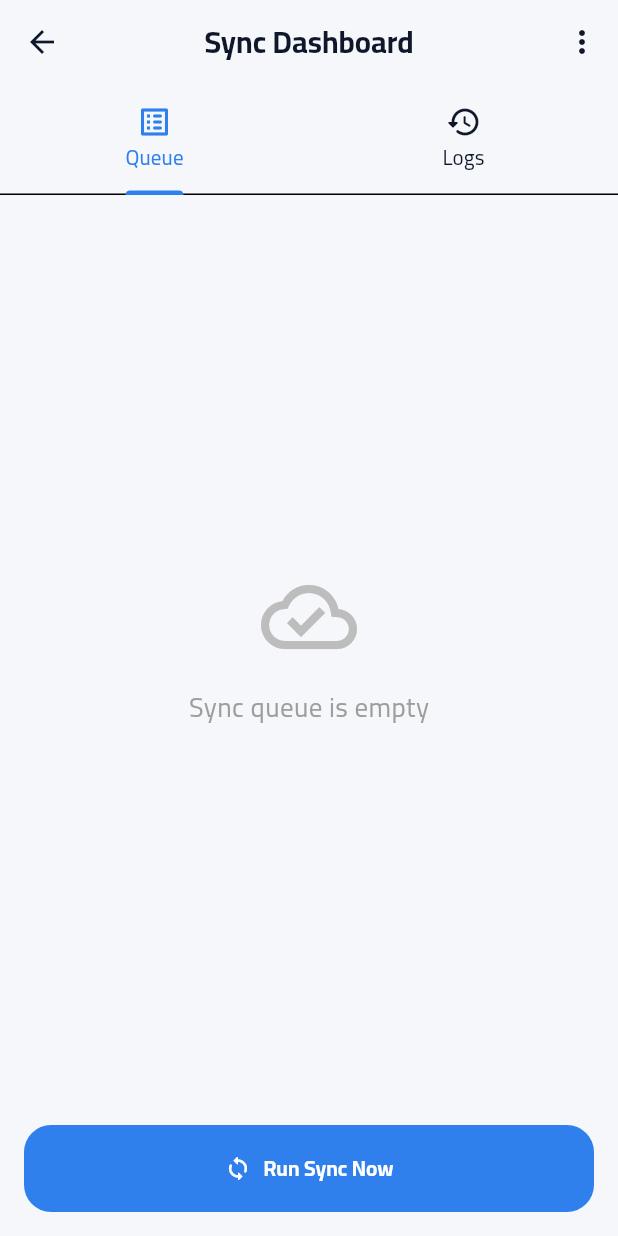
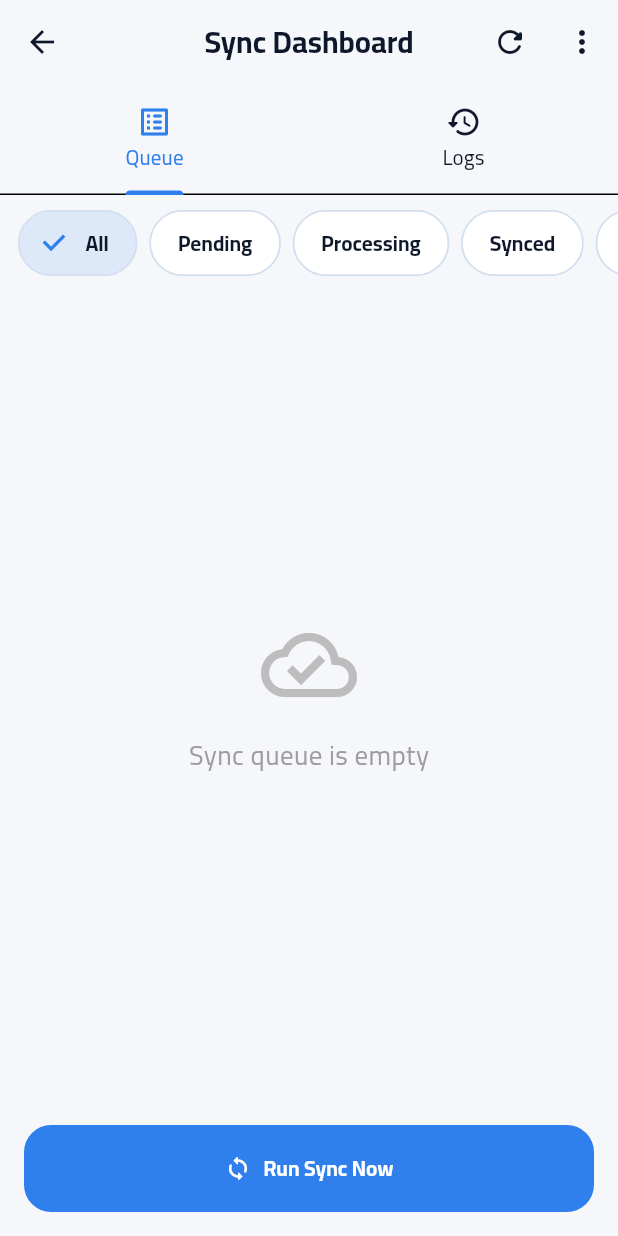
Before and after one commit to allidamech-bot/HASOOB, a Flutter app: the SyncDashboardScreen screen opened by its route, on a phone screen of 412 x 824 dp. Run offline on Flutter 3.47's test engine with Material 3 defaults, Android fonts, the phone set to English and light mode, and no system bars; our stand-ins replace cloud_firestore, connectivity_plus, firebase_analytics, firebase_auth, firebase_core, fl_chart and 6 more; accounts and stored records are empty.

Commit message:
Phase 21B: Sync dashboard interaction (filters, retry, details)

```diff
--- a/lib/screens/sync_dashboard_screen.dart
+++ b/lib/screens/sync_dashboard_screen.dart
@@ -16,6 +16,7 @@ class SyncDashboardScreen extends StatefulWidget {
 
 class _SyncDashboardScreenState extends State<SyncDashboardScreen> with SingleTickerProviderStateMixin {
   late TabController _tabController;
+  SyncStatus? _selectedFilter;
 
   @override
   void initState() {
@@ -42,6 +43,11 @@ class _SyncDashboardScreenState extends State<SyncDashboardScreen> with SingleTi
           ],
         ),
         actions: [
+          IconButton(
+            icon: const Icon(Icons.refresh_rounded),
+            onPressed: () => setState(() {}),
+            tooltip: 'Refresh List',
+          ),
           PopupMenuButton<String>(
             onSelected: (value) async {
               final service = SyncQueueService.instance;
@@ -118,22 +124,18 @@ class _SyncDashboardScreenState extends State<SyncDashboardScreen> with SingleTi
               return const Center(child: CircularProgressIndicator());
             }
 
-            final operations = snapshot.data!;
-            if (operations.isEmpty) {
-              return Center(
-                child: Column(
-                  mainAxisAlignment: MainAxisAlignment.center,
-                  children: [
-                    Icon(Icons.cloud_done_outlined, size: 64, color: Colors.grey[400]),
-                    const SizedBox(height: 16),
-                    const Text('Sync queue is empty', style: TextStyle(fontSize: 18, color: Colors.grey)),
-                  ],
-                ),
-              );
+            var operations = snapshot.data!;
+            if (_selectedFilter != null) {
+              operations = operations.where((op) => op.status == _selectedFilter).toList();
             }
 
-            // Grouping or stats could go here, but let's stick to a clean list first
-            return ListView.separated(
+            return Column(
+              children: [
+                _buildFilterBar(),
+                Expanded(
+                  child: operations.isEmpty
+                      ? _buildEmptyState()
+                      : ListView.separated(
                           padding: const EdgeInsets.all(8),
                           itemCount: operations.length,
                           separatorBuilder: (context, index) => const SizedBox(height: 8),
@@ -141,10 +143,62 @@ class _SyncDashboardScreenState extends State<SyncDashboardScreen> with SingleTi
                             final op = operations[index];
                             return _OperationCard(operation: op);
                           },
+                        ),
+                ),
+              ],
             );
           },
         );
       },
+    );
+  }
+
+  Widget _buildFilterBar() {
+    return SingleChildScrollView(
+      scrollDirection: Axis.horizontal,
+      padding: const EdgeInsets.symmetric(horizontal: 12, vertical: 8),
+      child: Row(
+        children: [
+          Padding(
+            padding: const EdgeInsets.only(right: 8),
+            child: ChoiceChip(
+              label: const Text('All'),
+              selected: _selectedFilter == null,
+              onSelected: (selected) {
+                if (selected) setState(() => _selectedFilter = null);
+              },
+            ),
+          ),
+          ...SyncStatus.values.map((status) {
+            return Padding(
+              padding: const EdgeInsets.only(right: 8),
+              child: ChoiceChip(
+                label: Text(status.name[0].toUpperCase() + status.name.substring(1)),
+                selected: _selectedFilter == status,
+                onSelected: (selected) {
+                  setState(() => _selectedFilter = selected ? status : null);
+                },
+              ),
+            );
+          }),
+        ],
+      ),
+    );
+  }
+
+  Widget _buildEmptyState() {
+    return Center(
+      child: Column(
+        mainAxisAlignment: MainAxisAlignment.center,
+        children: [
+          Icon(Icons.cloud_done_outlined, size: 64, color: Colors.grey[400]),
+          const SizedBox(height: 16),
+          Text(
+            _selectedFilter == null ? 'Sync queue is empty' : 'No ${_selectedFilter!.name} operations',
+            style: const TextStyle(fontSize: 18, color: Colors.grey),
+          ),
+        ],
+      ),
     );
   }
 
@@ -240,7 +294,7 @@ class _OperationCard extends StatelessWidget {
                 Container(
                   padding: const EdgeInsets.all(8),
                   decoration: BoxDecoration(
-                    color: colorScheme.errorContainer.withOpacity(0.5),
+                    color: colorScheme.errorContainer.withValues(alpha: 0.5),
                     borderRadius: BorderRadius.circular(8),
                   ),
                   child: Row(
@@ -318,9 +372,9 @@ class _OperationCard extends StatelessWidget {
     return Container(
       padding: const EdgeInsets.symmetric(horizontal: 8, vertical: 2),
       decoration: BoxDecoration(
-        color: color.withOpacity(0.1),
+        color: color.withValues(alpha: 0.1),
         borderRadius: BorderRadius.circular(12),
-        border: Border.all(color: color.withOpacity(0.5)),
+        border: Border.all(color: color.withValues(alpha: 0.5)),
       ),
       child: Text(
         label,
```
Lines whose indentation alone changed are shown as unchanged.
